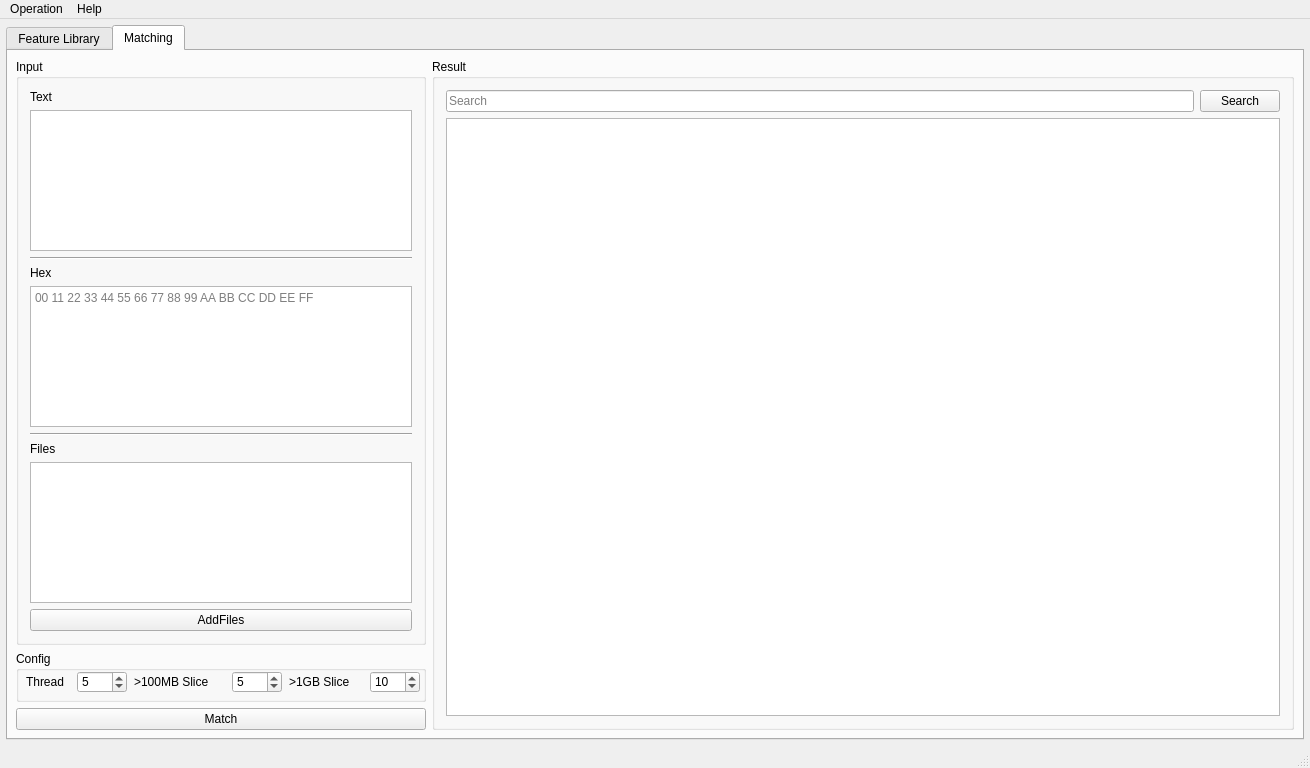
Above: FireDogEditor/FireDogEditor.ui from MountCloud/FireDog before the change. Below: the same form after it.
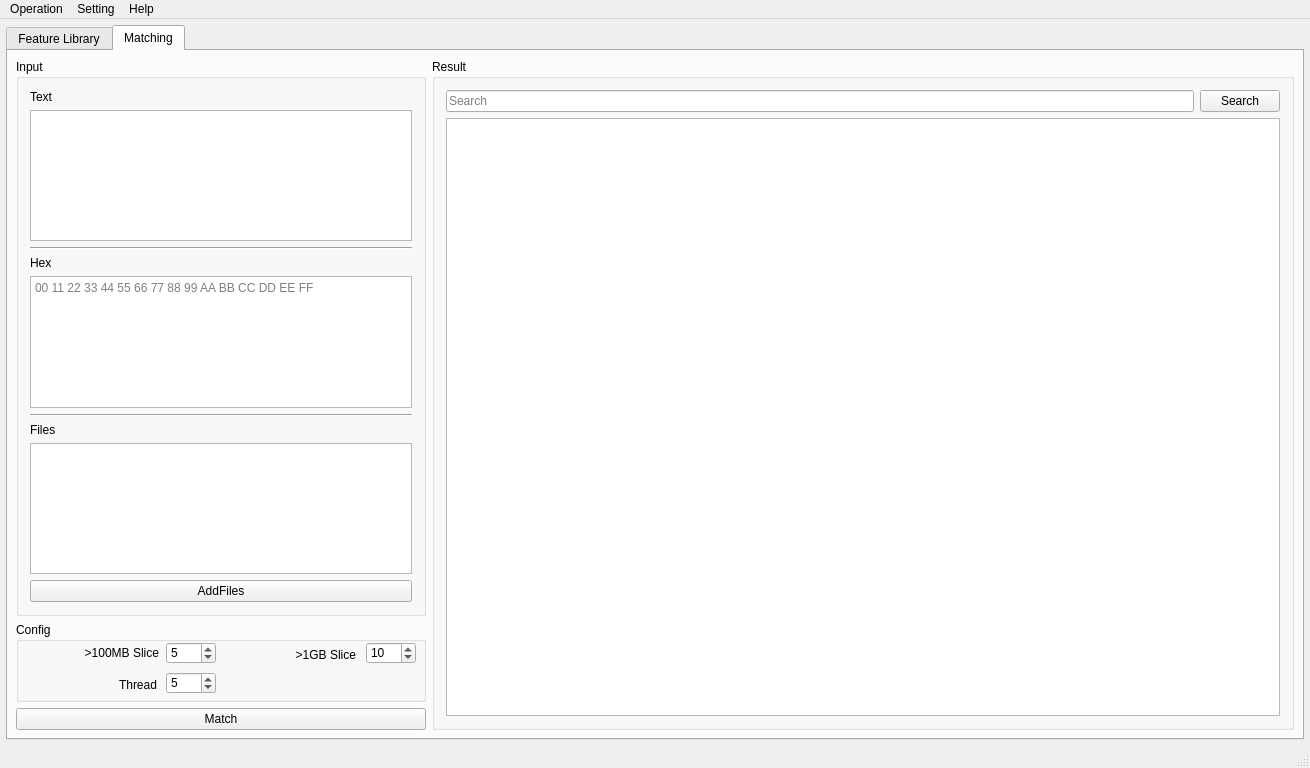
That is the form after the change. The open tabs and pages were chosen to show the change. Custom widgets are drawn as their Qt base class.

What changed in the file:
```diff
--- a/FireDogEditor/FireDogEditor.ui
+++ b/FireDogEditor/FireDogEditor.ui
@@ -402,13 +402,13 @@
           <property name="minimumSize">
            <size>
             <width>0</width>
-            <height>51</height>
+            <height>80</height>
            </size>
           </property>
           <property name="maximumSize">
            <size>
             <width>410</width>
-            <height>51</height>
+            <height>80</height>
            </size>
           </property>
           <property name="title">
@@ -418,20 +418,23 @@
            <property name="geometry">
             <rect>
              <x>10</x>
-             <y>23</y>
-             <width>51</width>
-             <height>16</height>
+             <y>53</y>
+             <width>131</width>
+             <height>20</height>
             </rect>
            </property>
            <property name="text">
             <string>Thread</string>
            </property>
+           <property name="alignment">
+            <set>Qt::AlignRight|Qt::AlignTrailing|Qt::AlignVCenter</set>
+           </property>
           </widget>
           <widget class="QSpinBox" name="spinBoxThreadNum">
            <property name="geometry">
             <rect>
-             <x>61</x>
-             <y>20</y>
+             <x>150</x>
+             <y>50</y>
              <width>50</width>
              <height>22</height>
             </rect>
@@ -446,20 +449,23 @@
           <widget class="QLabel" name="label100MB">
            <property name="geometry">
             <rect>
-             <x>118</x>
+             <x>12</x>
              <y>23</y>
-             <width>97</width>
+             <width>131</width>
              <height>16</height>
             </rect>
            </property>
            <property name="text">
             <string>&gt;100MB Slice</string>
            </property>
+           <property name="alignment">
+            <set>Qt::AlignRight|Qt::AlignTrailing|Qt::AlignVCenter</set>
+           </property>
           </widget>
           <widget class="QSpinBox" name="spinBox100MB">
            <property name="geometry">
             <rect>
-             <x>216</x>
+             <x>150</x>
              <y>20</y>
              <width>50</width>
              <height>22</height>
@@ -475,20 +481,23 @@
           <widget class="QLabel" name="label1GB">
            <property name="geometry">
             <rect>
-             <x>273</x>
+             <x>209</x>
              <y>23</y>
-             <width>81</width>
-             <height>16</height>
+             <width>131</width>
+             <height>20</height>
             </rect>
            </property>
            <property name="text">
             <string>&gt;1GB Slice</string>
            </property>
+           <property name="alignment">
+            <set>Qt::AlignRight|Qt::AlignTrailing|Qt::AlignVCenter</set>
+           </property>
           </widget>
           <widget class="QSpinBox" name="spinBox1GB">
            <property name="geometry">
             <rect>
-             <x>354</x>
+             <x>350</x>
              <y>20</y>
              <width>50</width>
              <height>22</height>
@@ -536,7 +545,14 @@
     <addaction name="separator"/>
     <addaction name="actionAbout"/>
    </widget>
+   <widget class="QMenu" name="menuSetting">
+    <property name="title">
+     <string>Setting</string>
+    </property>
+    <addaction name="actionLanguage"/>
+   </widget>
    <addaction name="menuOperation"/>
+   <addaction name="menuSetting"/>
    <addaction name="menuHelp"/>
   </widget>
   <widget class="QStatusBar" name="statusBar"/>
```
Left out of the diff: 5 changed lines with no effect on the pictures.
